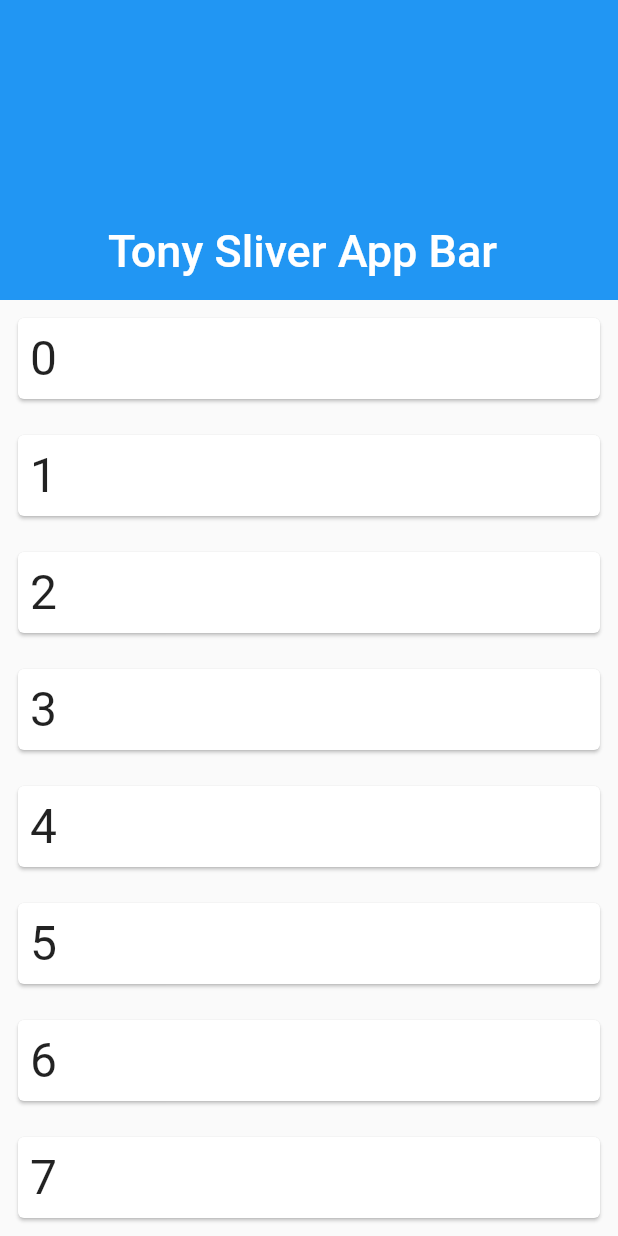
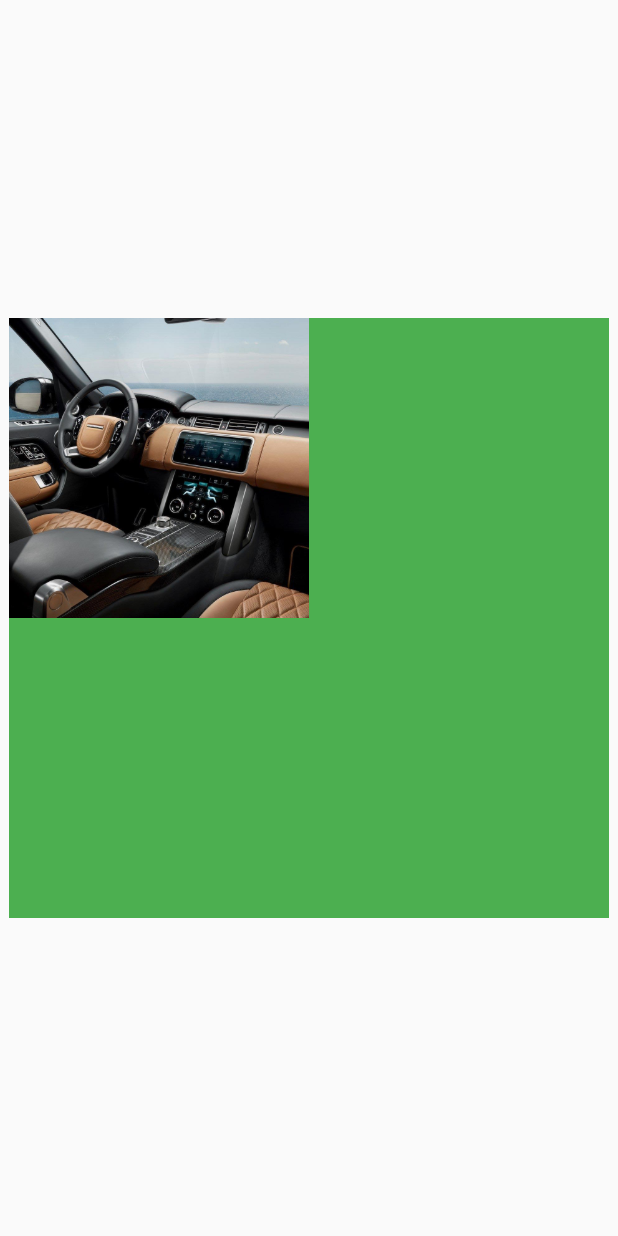
Before and after one commit to tonyhoangdev/flutter2, a Flutter app: the screen it shows after launch, on a phone screen of 412 x 824 dp. Run offline on Flutter 3.47's test engine with Material 2 defaults, Android fonts, the phone set to English and light mode, and no system bars; our stand-ins replace shared_preferences.

Commit message:
add Stack

```diff
--- /dev/null
+++ b/flutter_intermediate/lib/MyStack.dart
@@ -0,0 +1,34 @@
+import 'package:flutter/material.dart';
+
+class MyStack extends StatefulWidget {
+  @override
+  _MyStackState createState() => _MyStackState();
+}
+
+class _MyStackState extends State<MyStack> {
+  @override
+  Widget build(BuildContext context) {
+    return MaterialApp(
+      home: Scaffold(
+        body: Center(
+          child: Stack(
+            alignment: Alignment.topLeft,
+            children: <Widget>[
+              Container(
+                width: 400,
+                height: 400,
+                color: Colors.green,
+              ),
+              Image(
+                width: 200,
+                height: 200,
+                image: AssetImage('images/image1.jpg'),
+                fit: BoxFit.cover,
+              )
+            ],
+          ),
+        ),
+      ),
+    );
+  }
+}
--- a/flutter_intermediate/lib/main.dart
+++ b/flutter_intermediate/lib/main.dart
@@ -7,6 +7,7 @@ import 'package:flutter_intermediate/Notification.dart' as Noti;
 import 'package:flutter_intermediate/MyPageView.dart';
 import 'package:flutter_intermediate/MySharedPreferences.dart';
 import 'package:flutter_intermediate/MySliverAppBar.dart';
+import 'package:flutter_intermediate/MyStack.dart';
 
 void main() {
   print("Tony");
@@ -18,6 +19,7 @@ void main() {
 //    Noti.Notification(),
 //    MyPageView(),
 //    MySharedPreferences(),
-  MySliverAppBar(),
+//  MySliverAppBar(),
+    MyStack(),
   );
 }
--- a/flutter_intermediate/pubspec.yaml
+++ b/flutter_intermediate/pubspec.yaml
@@ -44,8 +44,8 @@ flutter:
   uses-material-design: true
 
   # To add assets to your application, add an assets section, like this:
-  # assets:
-  #  - images/a_dot_burr.jpeg
+  assets:
+    - images/image1.jpg
   #  - images/a_dot_ham.jpeg
 
   # An image asset can refer to one or more resolution-specific "variants", see
```
Also changed, not shown: flutter_intermediate/images/image1.jpg (added).
